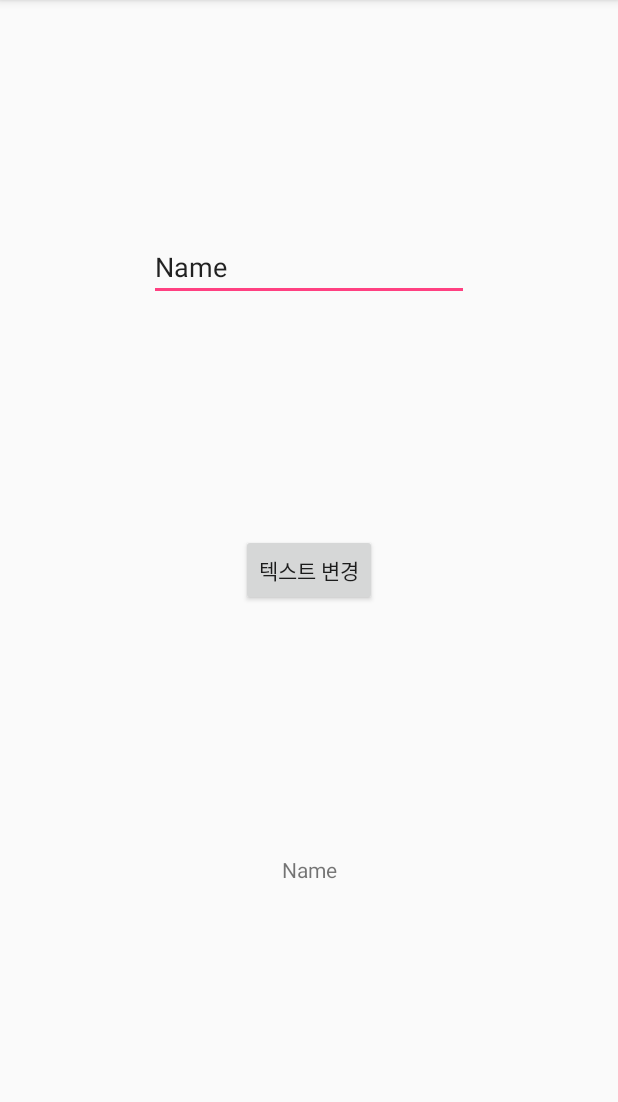
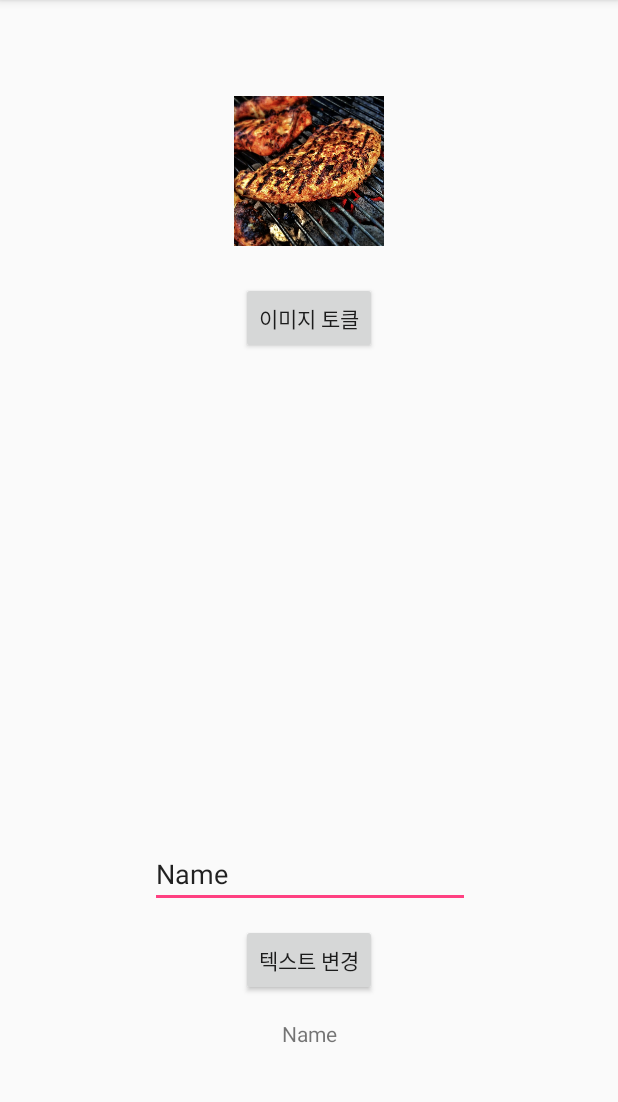
Before and after one commit to rkdgusrnrlrl/learn-android-kotlin, an Android app: the screen it shows after launch (MainActivity), after a tap on "텍스트 변경", on a phone screen of 412 x 824 dp, the part 84-1186 px from its top. Run offline under Robolectric (Android 15) with nearby library versions, the phone set to English and light mode, and no system bars.

Commit message:
feat : 2 이미지를 토글 하는 이미지 뷰 넣음

```diff
--- a/app/src/main/java/me/dakbutfly/fisrtapp/MainActivity.kt
+++ b/app/src/main/java/me/dakbutfly/fisrtapp/MainActivity.kt
@@ -9,9 +9,22 @@ class MainActivity : AppCompatActivity() {
     override fun onCreate(savedInstanceState: Bundle?) {
         super.onCreate(savedInstanceState)
         setContentView(R.layout.activity_main)
+
         btnChangeTxt.setOnClickListener {
-            var text = textEdit.text
+            val text = textEdit.text
             textView.text = text
+        }
+
+        var imageId = R.drawable.grill
+        btnToggleImg.setOnClickListener {
+
+            val newImageId = when (imageId) {
+                R.drawable.grill -> R.drawable.barbecue
+                else -> R.drawable.grill
+            }
+
+            imageView.setImageResource(newImageId)
+            imageId = newImageId
         }
     }
 }
--- a/app/src/main/res/layout/activity_main.xml
+++ b/app/src/main/res/layout/activity_main.xml
@@ -12,9 +12,10 @@
             android:layout_width="wrap_content"
             android:layout_height="wrap_content"
             android:id="@+id/btnChangeTxt"
-            app:layout_constraintTop_toTopOf="parent" app:layout_constraintStart_toStartOf="parent"
+            app:layout_constraintStart_toStartOf="parent"
             app:layout_constraintEnd_toEndOf="parent"
-            app:layout_constraintBottom_toBottomOf="parent" android:layout_marginBottom="8dp"/>
+            app:layout_constraintBottom_toBottomOf="parent" android:layout_marginBottom="104dp"
+    />
     <EditText
             android:layout_width="wrap_content"
             android:layout_height="wrap_content"
@@ -24,7 +25,8 @@
             android:id="@+id/textEdit"
             app:layout_constraintStart_toStartOf="parent" app:layout_constraintEnd_toEndOf="parent"
             app:layout_constraintTop_toTopOf="parent" android:layout_marginTop="8dp" android:layout_marginBottom="8dp"
-            app:layout_constraintBottom_toTopOf="@+id/btnChangeTxt"/>
+            app:layout_constraintBottom_toTopOf="@+id/btnChangeTxt" app:layout_constraintHorizontal_bias="0.502"
+            app:layout_constraintVertical_bias="0.995"/>
     <TextView
             android:text="TextView"
             android:layout_width="wrap_content"
@@ -33,5 +35,21 @@
             app:layout_constraintStart_toStartOf="parent"
             app:layout_constraintEnd_toEndOf="parent"
             app:layout_constraintBottom_toBottomOf="parent" android:layout_marginBottom="8dp"
-            android:layout_marginTop="8dp" app:layout_constraintTop_toBottomOf="@+id/btnChangeTxt"/>
+            android:layout_marginTop="8dp" app:layout_constraintTop_toBottomOf="@+id/btnChangeTxt"
+            app:layout_constraintVertical_bias="0.125"/>
+    <ImageView
+            android:layout_width="100dp"
+            android:layout_height="100dp" app:srcCompat="@drawable/barbecue"
+            android:id="@+id/imageView" app:layout_constraintTop_toTopOf="parent"
+            android:layout_marginTop="64dp"
+            app:layout_constraintStart_toStartOf="parent"
+            android:layout_marginStart="8dp" app:layout_constraintEnd_toEndOf="parent" android:layout_marginEnd="8dp"
+    />
+    <Button
+            android:text="이미지 토클"
+            android:layout_width="wrap_content"
+            android:layout_height="wrap_content"
+            android:id="@+id/btnToggleImg" android:layout_marginTop="24dp"
+            app:layout_constraintTop_toBottomOf="@+id/imageView" app:layout_constraintStart_toStartOf="parent"
+            android:layout_marginStart="8dp" app:layout_constraintEnd_toEndOf="parent" android:layout_marginEnd="8dp"/>
 </android.support.constraint.ConstraintLayout>
```
Also changed, not shown: app/src/main/res/drawable/barbecue.jpg (added), app/src/main/res/drawable/grill.jpg (added).
